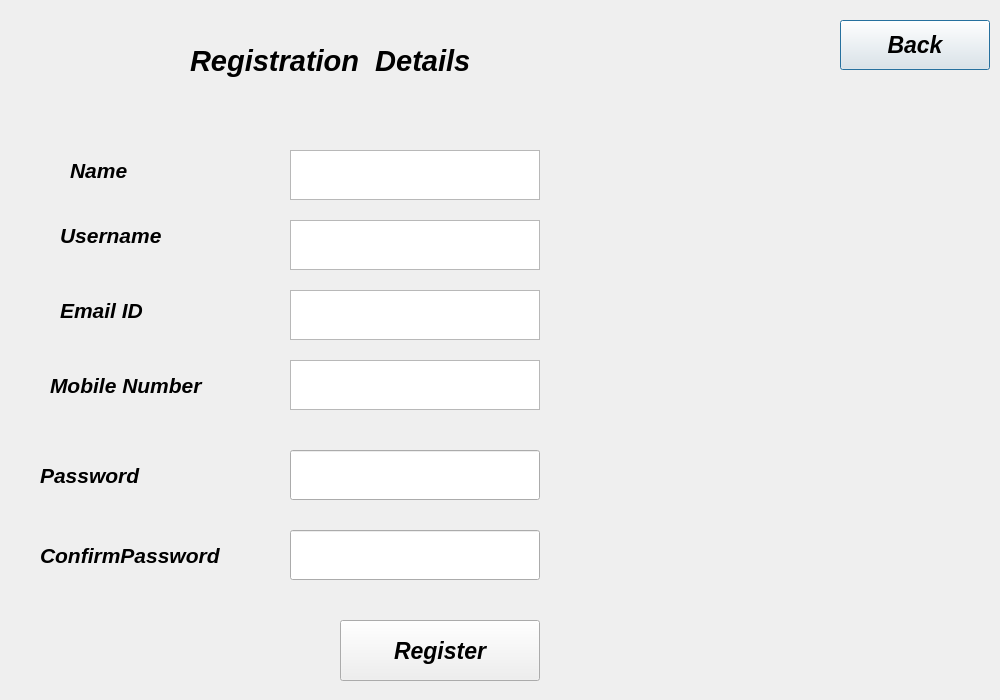
The window that registrationpage.ui (imtheprince7/Todo-App) describes before a commit, drawn with Qt 5.
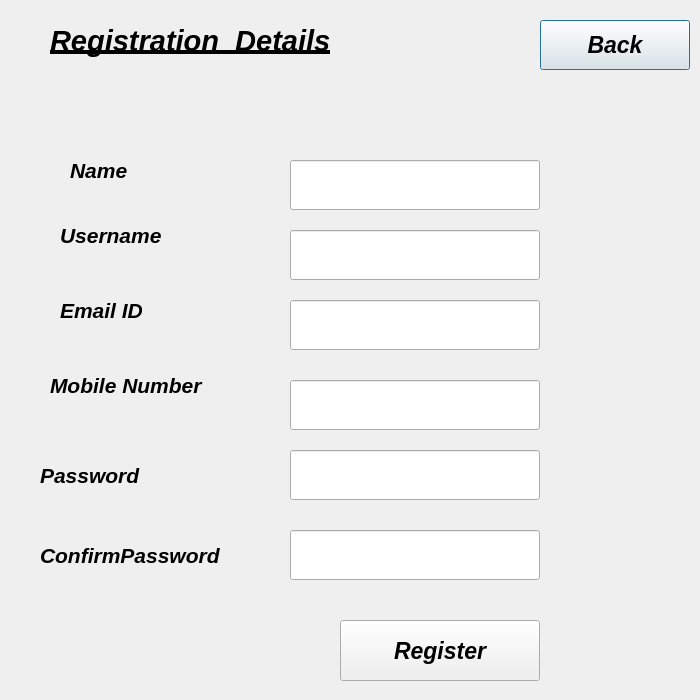
The same window after the commit.

The edit to the form file:
```diff
--- a/registrationpage.ui
+++ b/registrationpage.ui
@@ -6,13 +6,13 @@
    <rect>
     <x>0</x>
     <y>0</y>
-    <width>1000</width>
+    <width>700</width>
     <height>700</height>
    </rect>
   </property>
   <property name="maximumSize">
    <size>
-    <width>1000</width>
+    <width>700</width>
     <height>700</height>
    </size>
   </property>
@@ -22,8 +22,8 @@
   <widget class="QLabel" name="RegistrationDetailLabel">
    <property name="geometry">
     <rect>
-     <x>190</x>
-     <y>30</y>
+     <x>50</x>
+     <y>10</y>
      <width>411</width>
      <height>61</height>
     </rect>
@@ -39,6 +39,7 @@
      <pointsize>22</pointsize>
      <italic>true</italic>
      <bold>true</bold>
+     <underline>true</underline>
     </font>
    </property>
    <property name="text">
@@ -48,7 +49,7 @@
   <widget class="QPushButton" name="BackButton">
    <property name="geometry">
     <rect>
-     <x>840</x>
+     <x>540</x>
      <y>20</y>
      <width>150</width>
      <height>50</height>
@@ -253,98 +254,6 @@
     <string>Register</string>
    </property>
   </widget>
-  <widget class="QTextEdit" name="NameTextField">
-   <property name="geometry">
-    <rect>
-     <x>290</x>
-     <y>150</y>
-     <width>250</width>
-     <height>50</height>
-    </rect>
-   </property>
-   <property name="maximumSize">
-    <size>
-     <width>250</width>
-     <height>50</height>
-    </size>
-   </property>
-   <property name="font">
-    <font>
-     <pointsize>13</pointsize>
-     <italic>true</italic>
-     <bold>true</bold>
-    </font>
-   </property>
-  </widget>
-  <widget class="QTextEdit" name="UsernameTextField">
-   <property name="geometry">
-    <rect>
-     <x>290</x>
-     <y>220</y>
-     <width>250</width>
-     <height>50</height>
-    </rect>
-   </property>
-   <property name="maximumSize">
-    <size>
-     <width>250</width>
-     <height>50</height>
-    </size>
-   </property>
-   <property name="font">
-    <font>
-     <pointsize>13</pointsize>
-     <italic>true</italic>
-     <bold>true</bold>
-    </font>
-   </property>
-  </widget>
-  <widget class="QTextEdit" name="EmailIdTextField">
-   <property name="geometry">
-    <rect>
-     <x>290</x>
-     <y>290</y>
-     <width>250</width>
-     <height>50</height>
-    </rect>
-   </property>
-   <property name="maximumSize">
-    <size>
-     <width>250</width>
-     <height>50</height>
-    </size>
-   </property>
-   <property name="font">
-    <font>
-     <pointsize>13</pointsize>
-     <italic>true</italic>
-     <bold>true</bold>
-    </font>
-   </property>
-  </widget>
-  <widget class="QTextEdit" name="MobileNumberTextField">
-   <property name="geometry">
-    <rect>
-     <x>290</x>
-     <y>360</y>
-     <width>250</width>
-     <height>50</height>
-    </rect>
-   </property>
-   <property name="maximumSize">
-    <size>
-     <width>250</width>
-     <height>50</height>
-    </size>
-   </property>
-   <property name="font">
-    <font>
-     <pointsize>13</pointsize>
-     <italic>true</italic>
-     <bold>true</bold>
-    </font>
-   </property>
-  </widget>
   <widget class="QLineEdit" name="PasswordLineEdit">
    <property name="geometry">
     <rect>
@@ -397,6 +306,98 @@
     <enum>QLineEdit::Password</enum>
    </property>
   </widget>
+  <widget class="QLineEdit" name="NameTextField">
+   <property name="geometry">
+    <rect>
+     <x>290</x>
+     <y>160</y>
+     <width>250</width>
+     <height>50</height>
+    </rect>
+   </property>
+   <property name="maximumSize">
+    <size>
+     <width>250</width>
+     <height>50</height>
+    </size>
+   </property>
+   <property name="font">
+    <font>
+     <pointsize>13</pointsize>
+     <italic>true</italic>
+     <bold>true</bold>
+    </font>
+   </property>
+  </widget>
+  <widget class="QLineEdit" name="UsernameTextField">
+   <property name="geometry">
+    <rect>
+     <x>290</x>
+     <y>230</y>
+     <width>250</width>
+     <height>50</height>
+    </rect>
+   </property>
+   <property name="maximumSize">
+    <size>
+     <width>250</width>
+     <height>50</height>
+    </size>
+   </property>
+   <property name="font">
+    <font>
+     <pointsize>13</pointsize>
+     <italic>true</italic>
+     <bold>true</bold>
+    </font>
+   </property>
+  </widget>
+  <widget class="QLineEdit" name="EmailIdTextField">
+   <property name="geometry">
+    <rect>
+     <x>290</x>
+     <y>300</y>
+     <width>250</width>
+     <height>50</height>
+    </rect>
+   </property>
+   <property name="maximumSize">
+    <size>
+     <width>250</width>
+     <height>50</height>
+    </size>
+   </property>
+   <property name="font">
+    <font>
+     <pointsize>13</pointsize>
+     <italic>true</italic>
+     <bold>true</bold>
+    </font>
+   </property>
+  </widget>
+  <widget class="QLineEdit" name="MobileNumberTextField">
+   <property name="geometry">
+    <rect>
+     <x>290</x>
+     <y>380</y>
+     <width>250</width>
+     <height>50</height>
+    </rect>
+   </property>
+   <property name="maximumSize">
+    <size>
+     <width>250</width>
+     <height>50</height>
+    </size>
+   </property>
+   <property name="font">
+    <font>
+     <pointsize>13</pointsize>
+     <italic>true</italic>
+     <bold>true</bold>
+    </font>
+   </property>
+  </widget>
  </widget>
  <resources/>
  <connections/>
```
